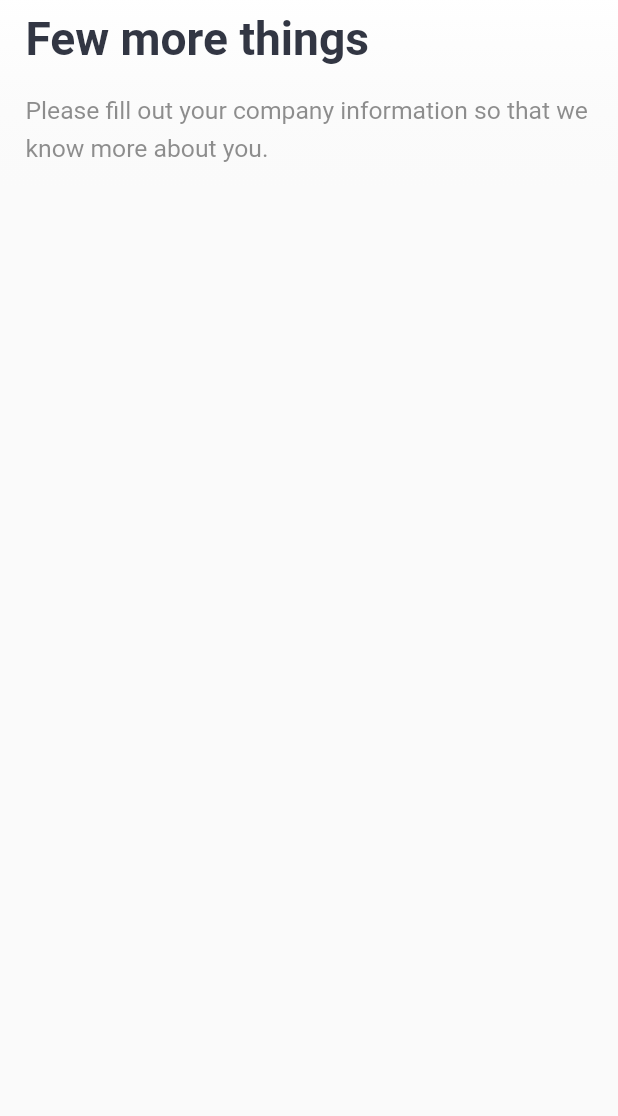
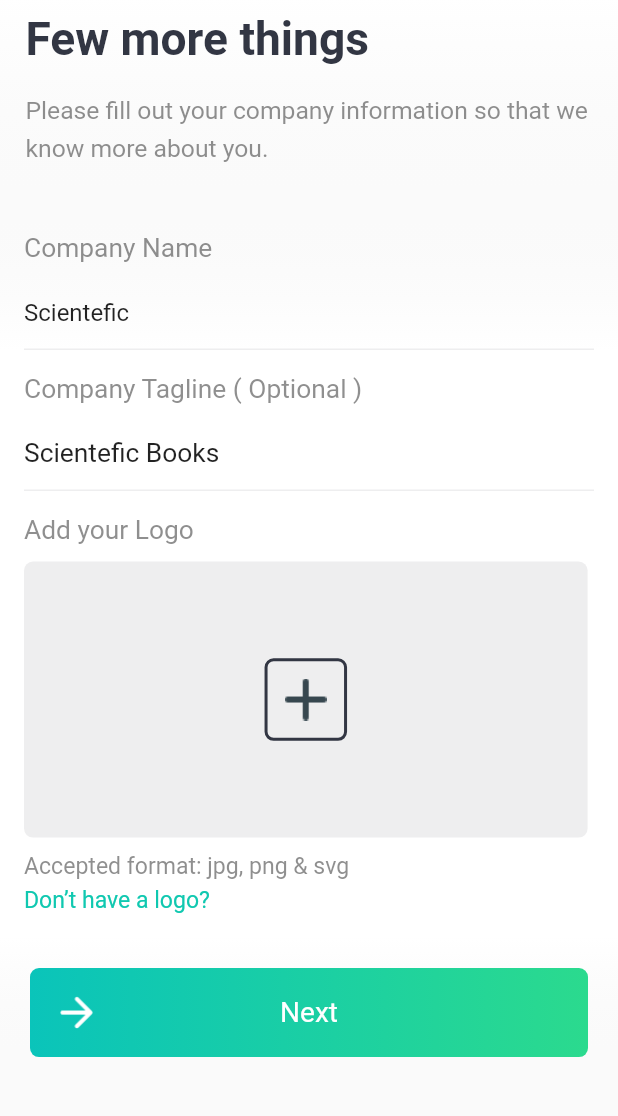
Before and after one commit to KlayThompson/Adboards, a Flutter app: the CampaignsFormPage screen opened directly, on a phone screen of 412 x 824 dp, the part 88-1204 px from its top. Run offline on Flutter 3.47's test engine with Material 2 defaults, Android fonts, the phone set to English and light mode, and no system bars; our stand-ins replace fluro, flutter_screenutil; statements that could not run were skipped.

Commit message:
finish form page

```diff
--- a/adboards/lib/pages/campaigns_form_page.dart
+++ b/adboards/lib/pages/campaigns_form_page.dart
@@ -1,9 +1,15 @@
+import 'package:adboards/routes/routes.dart';
 import 'package:adboards/widget/appbar_leading_widget.dart';
 import 'package:adboards/widget/avatar_widget.dart';
+import 'package:adboards/widget/main_button_widget.dart';
 import 'package:adboards/widget/top_text_widget.dart';
 import 'package:flutter/material.dart';
+import 'package:flutter_screenutil/flutter_screenutil.dart';
 
 class CampaignsFormPage extends StatelessWidget {
+  final String addAsset = 'resources/img/add.png';
+  final String forwardAsset = 'resources/img/arrow_forward.png';
+
   @override
   Widget build(BuildContext context) {
     return Scaffold(
@@ -19,27 +25,177 @@ class CampaignsFormPage extends StatelessWidget {
             TopTextWidget(
               title: 'Few more things ',
               desc:
-              'Please fill out your company information so that we know more about you. ',
+                  'Please fill out your company information so that we know more about you. ',
             ),
+            _companyNameWidget(),
+            _tagLineWidget(),
+            _addLogoWidget(),
+            _nextButtonWidget(context)
           ],
-        )
+        ));
+  }
+
+  Widget _companyNameWidget() {
+    TextEditingController companyController = TextEditingController(text: 'Scientefic');
+    return Container(
+      padding: EdgeInsets.only(top: 16),
+      decoration: BoxDecoration(
+          gradient: LinearGradient(
+              colors: [Color.fromARGB(1, 250, 250, 250), Colors.white],
+              begin: Alignment.topCenter,
+              end: Alignment.bottomCenter
+          )
+      ),
+      child: Container(
+        margin: EdgeInsets.only(left: 16, right: 16),
+        decoration: BoxDecoration(
+          border: Border(
+            bottom: BorderSide(width: 1, color: Color(0xffeeeeef)),
+          ),
+        ),
+        child: Column(
+          crossAxisAlignment: CrossAxisAlignment.start,
+          children: <Widget>[
+            Text(
+              'Company Name',
+              style: TextStyle(
+                  color: Color.fromRGBO(68, 68, 68, 0.6),
+                  fontSize: ScreenUtil().setSp(16)),
+            ),
+            SizedBox(
+              height: 8,
+            ),
+            TextField(
+              controller: companyController,
+              decoration: InputDecoration(
+                  contentPadding: EdgeInsets.symmetric(horizontal: 0),
+                  border: OutlineInputBorder(borderSide: BorderSide.none),
+              ),
+            )
+          ],
+        ),
+      ),
     );
   }
 
-  Widget _companyNameWidget() {
+  Widget _tagLineWidget() {
+    TextEditingController tagLineController = TextEditingController(text: 'Scientefic Books');
     return Container(
-      padding: EdgeInsets.fromLTRB(16, 16, 16, 0),
-      decoration: BoxDecoration(
-        border: Border(
-          bottom: BorderSide(width: 1,color: Color(0xffeeeeef)),
+      padding: EdgeInsets.only(top: 16),
+      color: Colors.white,
+      child: Container(
+        margin: EdgeInsets.only(left: 16, right: 16),
+        decoration: BoxDecoration(
+          border: Border(
+            bottom: BorderSide(width: 1, color: Color(0xffeeeeef)),
+          ),
         ),
-        gradient: LinearGradient(colors: [Color.fromARGB(1, 250, 250, 250), Colors.white])
+        child: Column(
+          crossAxisAlignment: CrossAxisAlignment.start,
+          children: <Widget>[
+            Text(
+              'Company Tagline ( Optional )',
+              style: TextStyle(
+                  color: Color.fromRGBO(68, 68, 68, 0.6),
+                  fontSize: ScreenUtil().setSp(16)),
+            ),
+            SizedBox(
+              height: 8,
+            ),
+            TextField(
+              controller: tagLineController,
+              style: TextStyle(
+                fontSize: ScreenUtil().setSp(16)
+              ),
+              decoration: InputDecoration(
+                contentPadding: EdgeInsets.symmetric(horizontal: 0),
+                border: OutlineInputBorder(borderSide: BorderSide.none),
+              ),
+            )
+          ],
+        ),
       ),
+    );
+  }
+
+  Widget _addLogoWidget() {
+    return Container(
+      padding: EdgeInsets.all(16),
+      color: Colors.white,
       child: Column(
+        crossAxisAlignment: CrossAxisAlignment.start,
         children: <Widget>[
-          Text('Company Name', style: TextStyle(),),
+          Text(
+            'Add your Logo',
+            style: TextStyle(
+                color: Color.fromRGBO(68, 68, 68, 0.6),
+                fontSize: ScreenUtil().setSp(16)
+            ),
+          ),
+          SizedBox(height: 10,),
+          _selectImgWidget(),
+          SizedBox(height: 10,),
+          Text(
+            'Accepted format: jpg, png & svg',
+            style: TextStyle(
+                color: Color.fromRGBO(68, 68, 68, 0.6),
+                fontSize: ScreenUtil().setSp(14)
+            ),
+          ),
+          SizedBox(height: 5,),
+          Text(
+            'Don’t have a logo? ',
+            style: TextStyle(
+                color: Color(0xff10C8B0),
+                fontSize: ScreenUtil().setSp(14)
+            ),
+          ),
         ],
       ),
     );
   }
+
+  Widget _selectImgWidget() {
+    return Container(
+      height: ScreenUtil().setHeight(149),
+      width: ScreenUtil().setWidth(342),
+      alignment: Alignment.center,
+      decoration: BoxDecoration(
+        color: Color(0xffeeeeef),
+        borderRadius: BorderRadius.circular(6)
+      ),
+      child: InkWell(
+        onTap: () {},
+        child: Container(
+          height: 55,
+          width: 55,
+          padding: EdgeInsets.all(10),
+          decoration: BoxDecoration(
+              borderRadius: BorderRadius.circular(6),
+              border: Border.all(width: 2,color: Color(0xff323643))
+          ),
+          child: Image.asset(addAsset, width: ScreenUtil().setWidth(24),height: ScreenUtil().setHeight(24),),
+        ),
+      ),
+    );
+  }
+
+  Widget _nextButtonWidget(BuildContext context) {
+    return Container(
+      padding: EdgeInsets.only(top: 20),
+      decoration: BoxDecoration(
+        gradient: LinearGradient(
+            colors: [Colors.white, Color.fromARGB(1, 250, 250, 250)],
+          begin: Alignment.topCenter,
+          end: Alignment.bottomCenter
+        )
+      ),
+      child: InkWell(
+        onTap: () {
+          Routes.navigateTo(context, Routes.choose);
+        },
+        child: MainButtonWidget(icon: forwardAsset, title: 'Next'),
+      ),
+    );
+  }
 }
--- a/adboards/lib/pages/category_page.dart
+++ b/adboards/lib/pages/category_page.dart
@@ -91,6 +91,7 @@ class CategoryPage extends StatelessWidget {
           Expanded(
               child: TextField(
             decoration: InputDecoration(
+              contentPadding: EdgeInsets.symmetric(vertical: 0),
                 icon: Image.asset(
                   questionAsset,
                   width: ScreenUtil().setWidth(22),
--- /dev/null
+++ b/adboards/lib/pages/choose_template_page.dart
@@ -0,0 +1,13 @@
+import 'package:flutter/material.dart';
+
+class ChooseTemplatePage extends StatelessWidget {
+  @override
+  Widget build(BuildContext context) {
+    return Scaffold(
+        appBar: AppBar(
+          title: Text('appbarTitle'),
+        ),
+        body: Center(child: Text('text'),)
+    );
+  }
+}
--- a/adboards/lib/routes/route_handler.dart
+++ b/adboards/lib/routes/route_handler.dart
@@ -1,6 +1,7 @@
 import 'package:adboards/pages/campaigns_form_page.dart';
 import 'package:adboards/pages/campaigns_none_page.dart';
 import 'package:adboards/pages/category_page.dart';
+import 'package:adboards/pages/choose_template_page.dart';
 import 'package:adboards/pages/expertise_level_page.dart';
 import 'package:fluro/fluro.dart';
 import 'package:flutter/material.dart';
@@ -32,6 +33,10 @@ var formHandler = Handler(handlerFunc: (BuildContext context, Map<String, dynami
   return CampaignsFormPage();
 });
 
+var chooseHandler = Handler(handlerFunc: (BuildContext context, Map<String, dynamic>params) {
+  return ChooseTemplatePage();
+});
+
 // 网页加载 - 示例：传多个字符串参数
 //var webViewHandler =
 //Handler(handlerFunc: (BuildContext context, Map<String, dynamic> params) {
--- a/adboards/lib/routes/routes.dart
+++ b/adboards/lib/routes/routes.dart
@@ -12,6 +12,7 @@ class Routes {
   static String campaignsNone = '/campaignsNone';
   static String category = '/category'; // 分类
   static String form = '/form'; // form
+  static String choose = '/choose'; // choose template
 
 
   static String webView = '/webView'; // 网页加载
@@ -30,6 +31,7 @@ class Routes {
     router.define(campaignsNone, handler: campaignsNoneHandler);
     router.define(category, handler: categoryHandler);
     router.define(form, handler: formHandler);
+    router.define(choose, handler: chooseHandler);
 
 //    router.define(webView, handler: webViewHandler); // 网页加载
 //    router.define(wxSharePay, handler: wxSharePayHandler); // 测试model传参
```
